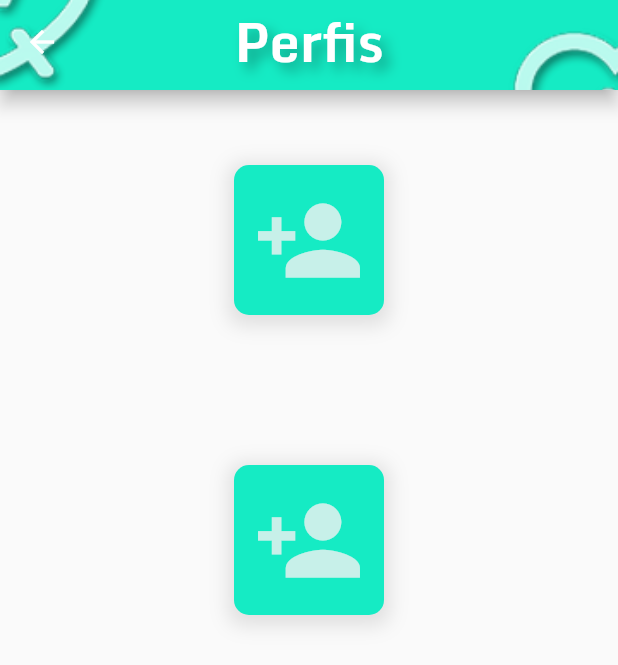
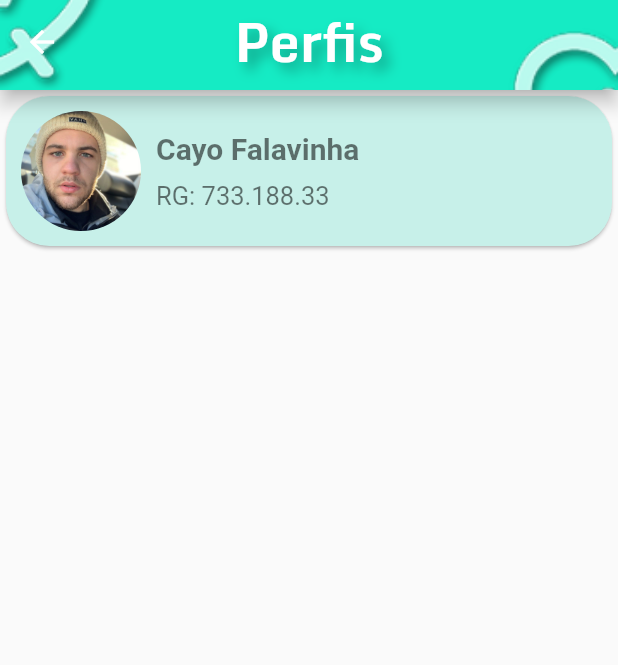
Before and after one commit to fransozo/quiron_app, a Flutter app: the PerfilScreen screen opened directly, on a phone screen of 412 x 824 dp. Shown: the top 665 px of the screen. Run offline on Flutter 3.47's test engine with Material 2 defaults, Android fonts, the phone set to English and light mode, and no system bars; our stand-ins replace animated_splash_screen, cloud_firestore, firebase_auth, firebase_core; accounts and stored records are empty.

Commit message:
alteração da tela de exibição de perfil

```diff
--- a/lib/perfil_screen.dart
+++ b/lib/perfil_screen.dart
@@ -1,5 +1,6 @@
 import 'package:flutter/material.dart';
 import 'tela_add_perfil.dart';
+import 'constants.dart';
 import 'tela_login.dart';
 import 'package:firebase_auth/firebase_auth.dart';
 import 'tela_perfil.dart';
@@ -83,61 +84,56 @@ class _PerfilScreen extends State<PerfilScreen> {
                 children: <Widget>[
                   Container(
                     child: GestureDetector(
-                      onTap: () {
-                        Navigator.push(
-                          context,
-                          MaterialPageRoute(builder: (context) {
-                            return TelaAddPerfil();
-                          }),
-                        );
-                      },
-                      child: ReusableCard(
-                        cor: Colors.blueAccent,
+                      child: Card(
+                        shape: RoundedRectangleBorder(
+                          borderRadius: BorderRadius.circular(29.0),
+                        ),
+                        color: kPrimaryLightColor,
+                        child: Padding(
+                          padding: EdgeInsets.all(10.0),
+                          child: Row(
+                            children: <Widget>[
+                              Container(
+                                /*child: Image(
+                                  image: AssetImage('images/images.png')
+                                ),*/
+                                width: 80.0,
+                                height: 80.0,
+                                decoration: BoxDecoration(
+                                  image: DecorationImage(
+                                    image: AssetImage('images/cayo.png'),
+                                  ),
+                                  shape: BoxShape.circle,
+                                ),
+                              ),
+                              Padding(
+                                padding: EdgeInsets.only(left: 10.0),
+                                child: Column(
+                                  crossAxisAlignment: CrossAxisAlignment.start,
+                                  children: <Widget>[
+                                    Container(
+                                      // color: Colors.red,
+                                      padding: EdgeInsets.only(bottom: 10.0),
+                                      child: Text(
+                                        "Cayo Falavinha",
+                                        style: TextStyle(
+                                            color: Colors.black54,
+                                            fontSize: 20.0,
+                                            fontWeight: FontWeight.bold),
+                                      ),
+                                    ),
+                                    Text("RG: 733.188.33",
+                                        style: TextStyle(
+                                            color: Colors.black54,
+                                            fontSize: 17.0)),
+                                  ],
+                                ),
+                              )
+                            ],
+                          ),
+                        ),
                       ),
                     ),
-                    margin: EdgeInsets.all(50.0),
-                    decoration: BoxDecoration(
-                        borderRadius: BorderRadius.circular(10.0),
-                        boxShadow: [
-                          BoxShadow(
-                            color: Colors.grey[300],
-                            spreadRadius: 4,
-                            blurRadius: 10,
-                            offset: Offset(0, 3),
-                          )
-                        ],
-                        color: Color(0xFF15EBC4)),
-                    width: 100.0,
-                    height: 100.0,
-                  ),
-                  Container(
-                    child: GestureDetector(
-                      onTap: () {
-                        Navigator.push(
-                          context,
-                          MaterialPageRoute(builder: (context) {
-                            return TelaPerfil();
-                          }),
-                        );
-                      },
-                      child: ReusableCard(
-                        cor: Colors.blueAccent,
-                      ),
-                    ),
-                    margin: EdgeInsets.all(50.0),
-                    decoration: BoxDecoration(
-                        borderRadius: BorderRadius.circular(10.0),
-                        boxShadow: [
-                          BoxShadow(
-                            color: Colors.grey[300],
-                            spreadRadius: 4,
-                            blurRadius: 10,
-                            offset: Offset(0, 3),
-                          )
-                        ],
-                        color: Color(0xFF15EBC4)),
-                    width: 100.0,
-                    height: 100.0,
                   ),
                 ],
               ),
--- a/pubspec.yaml
+++ b/pubspec.yaml
@@ -34,7 +34,7 @@ dependencies:
   firebase_auth: ^0.20.1
   firebase_core: ^0.7.0
   cloud_firestore: ^0.16.0+1
-  flutter_svg: ^0.19.1
+  flutter_svg: ^0.19.3
 
 dev_dependencies:
   flutter_test:
```
Also changed, not shown: lib/body_signup.dart (+12 -12 lines), lib/root_page.dart (added, +70 -0 lines), lib/social_icon.dart (+34 -34 lines), lib/tela_login.dart (+40 -20 lines), images/cayo.png (added), images/images.png (added), pubspec.lock.
